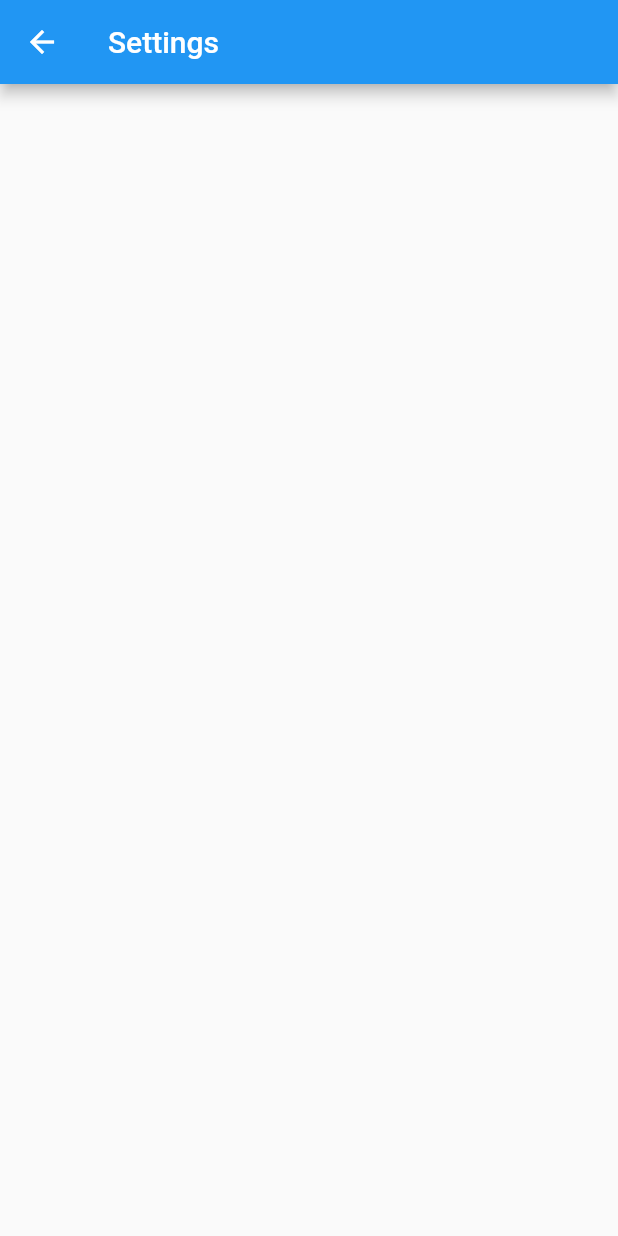
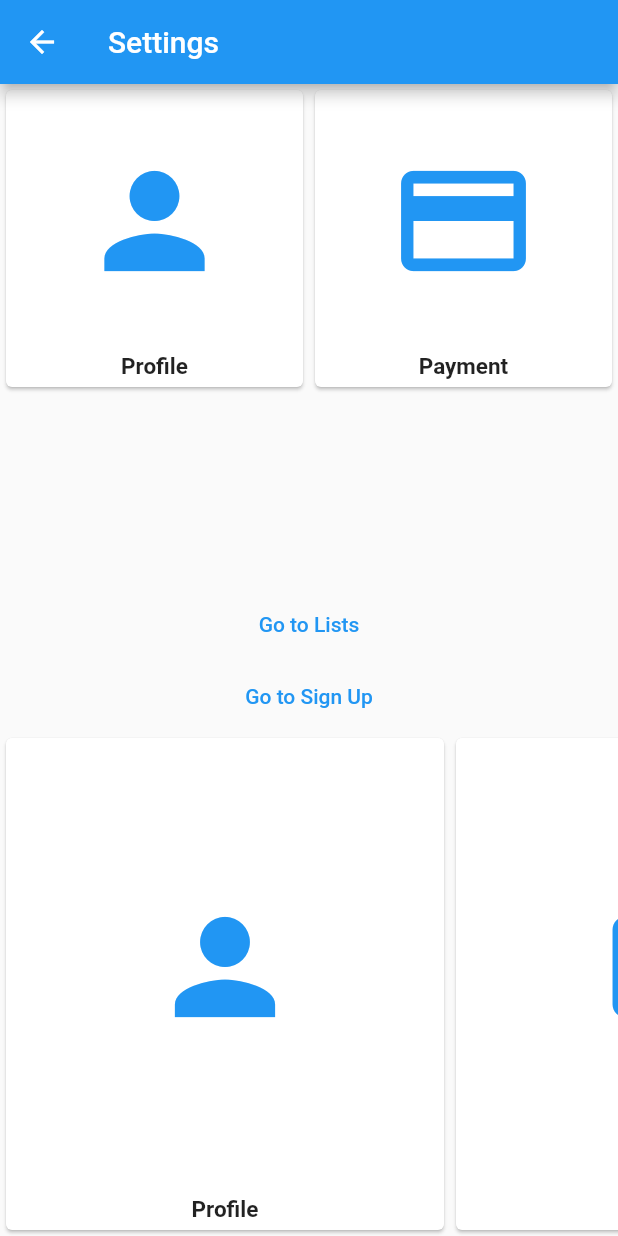
Before and after one commit to YoofiBP/flutter-playground, a Flutter app: the SettingsScreen screen opened by its route, on a phone screen of 412 x 824 dp. Run offline on Flutter 3.47's test engine with Material 2 defaults, Android fonts, the phone set to English and light mode, and no system bars; our stand-ins replace flutter_redux, flutter_secure_storage, redux; missing offline and left inert: flutter_appauth, redux_logging; accounts and stored records are empty; generated files the repository leaves out were written again; network calls fail.

Commit message:
Played with more stuff

```diff
--- /dev/null
+++ b/lib/constants/settings.dart
@@ -0,0 +1,6 @@
+import 'package:flutter/material.dart';
+
+List<Map<String, Object>> settingsItems = [
+  {"title": "Profile", "icon": Icons.person},
+  {"title": "Payment", "icon": Icons.payment}
+];
--- a/lib/l10n/app_en.arb
+++ b/lib/l10n/app_en.arb
@@ -1,6 +1,4 @@
 {
     "helloWorld": "Hello World!",
-    "@helloWorld": {
-      "description": "The conventional newborn programmer greeting"
-    }
+    "settings" : "Settings"
 }
--- a/lib/l10n/app_es.arb
+++ b/lib/l10n/app_es.arb
@@ -1,3 +1,4 @@
 {
-    "helloWorld": "Hola Mundo!"
+    "helloWorld": "Hola Mundo!",
+    "settings": "Ajustes"
 }
--- a/lib/utils/routing.dart
+++ b/lib/utils/routing.dart
@@ -2,4 +2,6 @@ class Routes {
   static const home = '/';
   static const todos = '/todo';
   static const settings = '/settings';
+  static const list = '/list';
+  static const signup = '/signup';
 }
--- a/lib/views/screens/settings_screen.dart
+++ b/lib/views/screens/settings_screen.dart
@@ -1,4 +1,8 @@
 import 'package:flutter/material.dart';
+import 'package:flutter_gen/gen_l10n/app_localizations.dart';
+
+import '../../constants/settings.dart';
+import '../../utils/routing.dart';
 
 class SettingsScreen extends StatefulWidget {
   @override
@@ -10,8 +14,74 @@ class _SettingsScreenState extends State<SettingsScreen> {
   Widget build(BuildContext context) {
     return Scaffold(
       appBar: AppBar(
-        title: Text('Settings'),
+        title: Text(AppLocalizations.of(context)?.settings ?? 'Settings'),
+      ),
+      body: SafeArea(
+        child: Column(
+          children: [
+            Expanded(
+              child: GridView.count(
+                crossAxisCount: 2,
+                children: List.from(settingsItems.map((e) => SettingsCard(
+                    title: e["title"] as String, icon: e["icon"] as IconData))),
+              ),
+            ),
+            TextButton(
+                onPressed: () {
+                  Navigator.of(context).pushNamed(Routes.list);
+                },
+                child: Text('Go to Lists')),
+            TextButton(
+                onPressed: () {
+                  Navigator.of(context).pushNamed(Routes.signup);
+                },
+                child: Text('Go to Sign Up')),
+            Expanded(
+              child: ListView(
+                scrollDirection: Axis.horizontal,
+                children: List.from(settingsItems.map((e) => SettingsCard(
+                    title: e["title"] as String, icon: e["icon"] as IconData))),
+              ),
+            )
+          ],
+        ),
       ),
     );
   }
 }
+
+class SettingsCard extends StatelessWidget {
+  final String title;
+  final IconData icon;
+
+  const SettingsCard({Key? key, required this.title, required this.icon})
+      : super(key: key);
+
+  @override
+  Widget build(BuildContext context) {
+    return Container(
+      width: 300,
+      child: Card(
+        child: Column(
+          children: [
+            //image
+            Expanded(
+                child: Icon(
+              icon,
+              size: 100,
+              color: Colors.blue,
+            )),
+            //Text
+            Padding(
+              padding: const EdgeInsets.only(bottom: 5),
+              child: Text(
+                title,
+                style: TextStyle(fontSize: 15, fontWeight: FontWeight.bold),
+              ),
+            )
+          ],
+        ),
+      ),
+    );
+  }
+}
--- a/pubspec.yaml
+++ b/pubspec.yaml
@@ -38,6 +38,9 @@ dependencies:
   redux_logging: ^0.5.0
   json_annotation: ^4.0.1
   intl: ^0.17.0
+  transparent_image: ^2.0.0
+  cached_network_image: ^3.0.0
+  flutter_form_builder: ^6.0.1
 
 dev_dependencies:
   effective_dart: ^1.3.1
```
Also changed, not shown: lib/main.dart (+7 -2 lines), lib/views/screens/list_screen.dart (added, +87 -0 lines), lib/views/screens/signup_screen.dart (added, +156 -0 lines), pubspec.lock, 2 other files.
